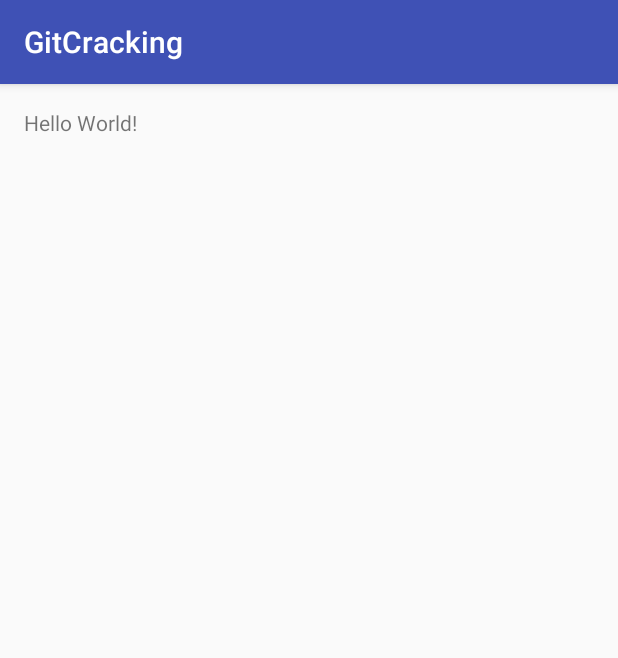
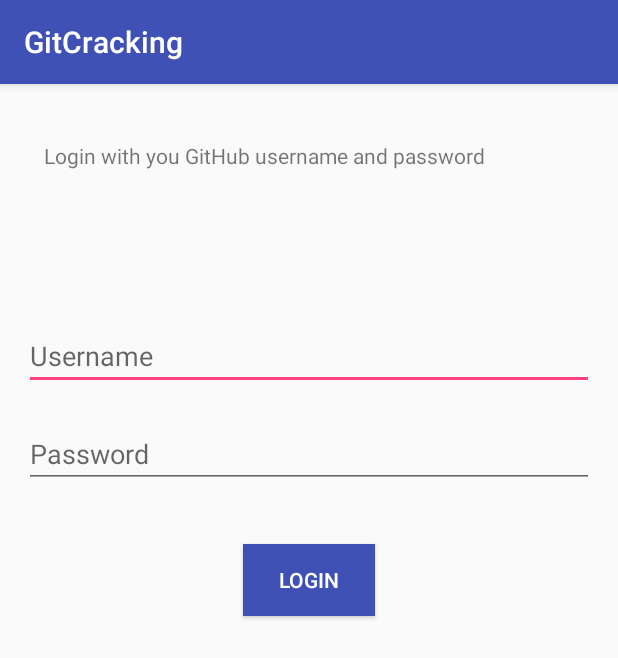
Before and after one commit to patrykcoding/GitCracking, an Android app: the screen it shows after launch (MainActivity), on a phone screen of 412 x 824 dp. Shown: the top 658 px of the screen. Run offline under Robolectric (Android 15) with nearby library versions, the phone set to English and light mode, and no system bars.

Commit message:
Create login screen

```diff
--- a/app/src/main/res/layout/activity_main.xml
+++ b/app/src/main/res/layout/activity_main.xml
@@ -1,9 +1,11 @@
 <?xml version="1.0" encoding="utf-8"?>
-<RelativeLayout xmlns:android="http://schemas.android.com/apk/res/android"
+<RelativeLayout
+    xmlns:android="http://schemas.android.com/apk/res/android"
     xmlns:tools="http://schemas.android.com/tools"
     android:id="@+id/activity_main"
     android:layout_width="match_parent"
     android:layout_height="match_parent"
+    android:layout_gravity="center"
     android:paddingBottom="@dimen/activity_vertical_margin"
     android:paddingLeft="@dimen/activity_horizontal_margin"
     android:paddingRight="@dimen/activity_horizontal_margin"
@@ -11,7 +13,51 @@
     tools:context="com.kaczmarkiewiczp.gitcracking.MainActivity">
 
     <TextView
+        android:text="@string/github_login"
         android:layout_width="wrap_content"
         android:layout_height="wrap_content"
-        android:text="Hello World!" />
+        android:layout_alignParentTop="true"
+        android:layout_alignParentStart="true"
+        android:layout_marginStart="13dp"
+        android:layout_marginTop="22dp"
+        android:id="@+id/tv_login_text"
+        tools:text="@string/github_login" />
+
+    <EditText
+        android:layout_width="wrap_content"
+        android:layout_height="wrap_content"
+        android:inputType="none"
+        android:ems="10"
+        android:layout_marginTop="101dp"
+        android:id="@+id/et_username"
+        android:hint="@string/username_hint"
+        android:maxLines="1"
+        android:layout_below="@+id/tv_login_text"
+        android:layout_alignParentStart="true"
+        android:layout_alignParentEnd="true" />
+
+    <EditText
+        android:layout_width="wrap_content"
+        android:layout_height="wrap_content"
+        android:inputType="textPassword"
+        android:ems="10"
+        android:layout_below="@+id/et_username"
+        android:layout_alignStart="@+id/et_username"
+        android:layout_marginTop="20dp"
+        android:id="@+id/et_password"
+        android:hint="@string/password_hint"
+        android:layout_alignParentEnd="true"
+        android:maxLines="1" />
+
+    <Button
+        android:text="Login"
+        android:layout_width="wrap_content"
+        android:layout_height="wrap_content"
+        android:id="@+id/btn_login"
+        android:elevation="0dp"
+        android:background="@color/colorPrimary"
+        android:textColor="@android:color/background_light"
+        android:layout_marginTop="37dp"
+        android:layout_below="@+id/et_password"
+        android:layout_centerHorizontal="true" />
 </RelativeLayout>
--- a/app/src/main/res/values/colors.xml
+++ b/app/src/main/res/values/colors.xml
@@ -1,6 +1,6 @@
 <?xml version="1.0" encoding="utf-8"?>
 <resources>
-    <color name="colorPrimary">#3F51B5</color>
+    <color name="colorPrimary">#3f51b5</color>
     <color name="colorPrimaryDark">#303F9F</color>
     <color name="colorAccent">#FF4081</color>
 </resources>
--- a/app/src/main/res/values/strings.xml
+++ b/app/src/main/res/values/strings.xml
@@ -1,3 +1,6 @@
 <resources>
     <string name="app_name">GitCracking</string>
+    <string name="github_login">Login with you GitHub username and password</string>
+    <string name="username_hint">Username</string>
+    <string name="password_hint">Password</string>
 </resources>
```
